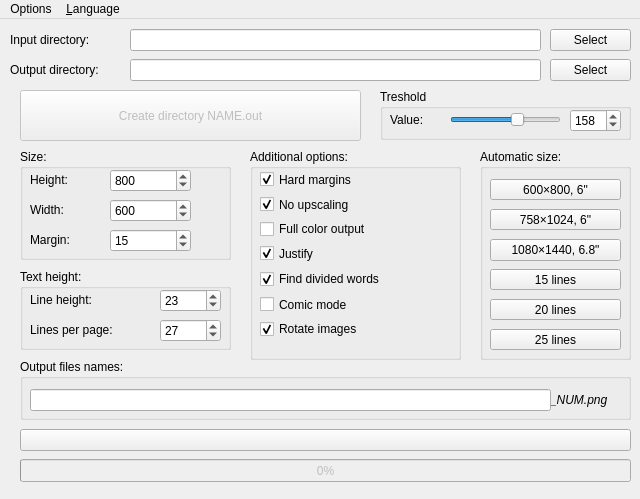
The window that re-typeset-src/mainwindow.ui (re-typeset/re-typeset) describes before a commit, drawn with Qt 5.
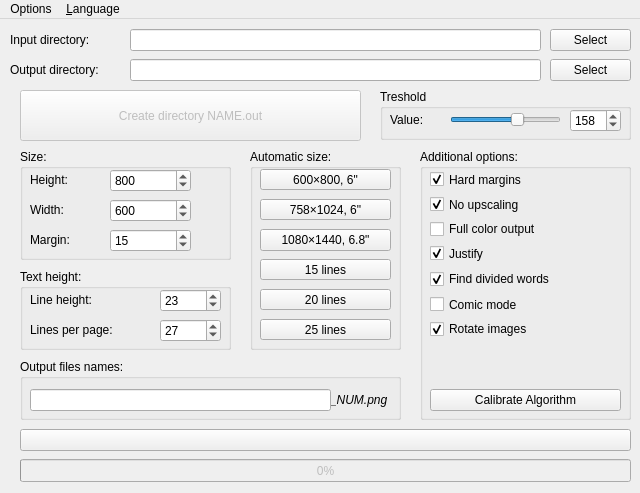
The same window after the commit.

Commit message:
IMP: calibrate algorithm dialog
New dialog for calibrating algorithm parameters with
on-line preview.

Diff of the .ui file:
```diff
--- a/re-typeset-src/mainwindow.ui
+++ b/re-typeset-src/mainwindow.ui
@@ -7,7 +7,7 @@
     <x>0</x>
     <y>0</y>
     <width>640</width>
-    <height>499</height>
+    <height>493</height>
    </rect>
   </property>
   <property name="windowTitle">
@@ -389,10 +389,10 @@
    <widget class="QGroupBox" name="options">
     <property name="geometry">
      <rect>
-      <x>250</x>
+      <x>420</x>
       <y>130</y>
       <width>211</width>
-      <height>211</height>
+      <height>271</height>
      </rect>
     </property>
     <property name="title">
@@ -504,13 +504,26 @@
       <bool>true</bool>
      </property>
     </widget>
+    <widget class="QPushButton" name="optionsCalibrateAlg">
+     <property name="geometry">
+      <rect>
+       <x>10</x>
+       <y>240</y>
+       <width>191</width>
+       <height>22</height>
+      </rect>
+     </property>
+     <property name="text">
+      <string>Calibrate Algorithm</string>
+     </property>
+    </widget>
    </widget>
    <widget class="QGroupBox" name="outFiles">
     <property name="geometry">
      <rect>
       <x>20</x>
       <y>340</y>
-      <width>611</width>
+      <width>381</width>
       <height>61</height>
      </rect>
     </property>
@@ -520,7 +533,7 @@
     <widget class="QLabel" name="outFilesLabel">
      <property name="geometry">
       <rect>
-       <x>530</x>
+       <x>310</x>
        <y>30</y>
        <width>71</width>
        <height>21</height>
@@ -540,7 +553,7 @@
       <rect>
        <x>10</x>
        <y>30</y>
-       <width>521</width>
+       <width>301</width>
        <height>22</height>
       </rect>
      </property>
@@ -552,10 +565,10 @@
    <widget class="QGroupBox" name="predef">
     <property name="geometry">
      <rect>
-      <x>480</x>
+      <x>250</x>
       <y>130</y>
       <width>151</width>
-      <height>211</height>
+      <height>201</height>
      </rect>
     </property>
     <property name="title">
@@ -565,7 +578,7 @@
      <property name="geometry">
       <rect>
        <x>10</x>
-       <y>90</y>
+       <y>80</y>
        <width>131</width>
        <height>22</height>
       </rect>
@@ -578,7 +591,7 @@
      <property name="geometry">
       <rect>
        <x>10</x>
-       <y>60</y>
+       <y>50</y>
        <width>131</width>
        <height>21</height>
       </rect>
@@ -591,7 +604,7 @@
      <property name="geometry">
       <rect>
        <x>10</x>
-       <y>30</y>
+       <y>20</y>
        <width>131</width>
        <height>21</height>
       </rect>
@@ -604,7 +617,7 @@
      <property name="geometry">
       <rect>
        <x>10</x>
-       <y>120</y>
+       <y>110</y>
        <width>131</width>
        <height>21</height>
       </rect>
@@ -617,7 +630,7 @@
      <property name="geometry">
       <rect>
        <x>10</x>
-       <y>150</y>
+       <y>140</y>
        <width>131</width>
        <height>21</height>
       </rect>
@@ -630,7 +643,7 @@
      <property name="geometry">
       <rect>
        <x>10</x>
-       <y>180</y>
+       <y>170</y>
        <width>131</width>
        <height>21</height>
       </rect>
```
Left out of the diff: 2 changed lines with no effect on the pictures. The commit also changes 18 other files.
